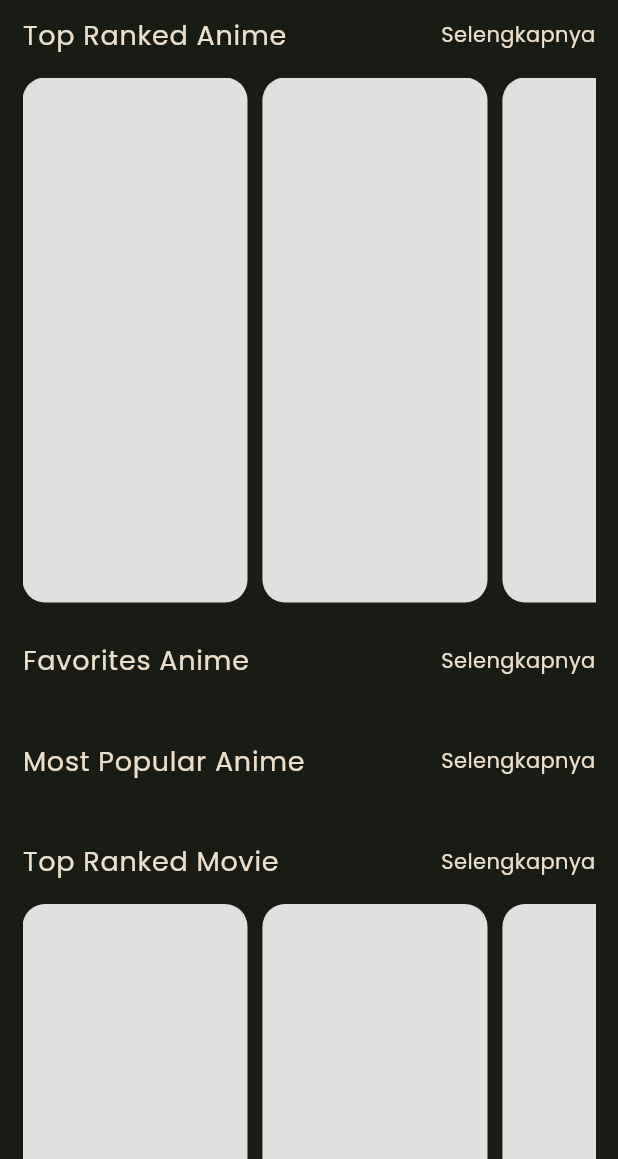
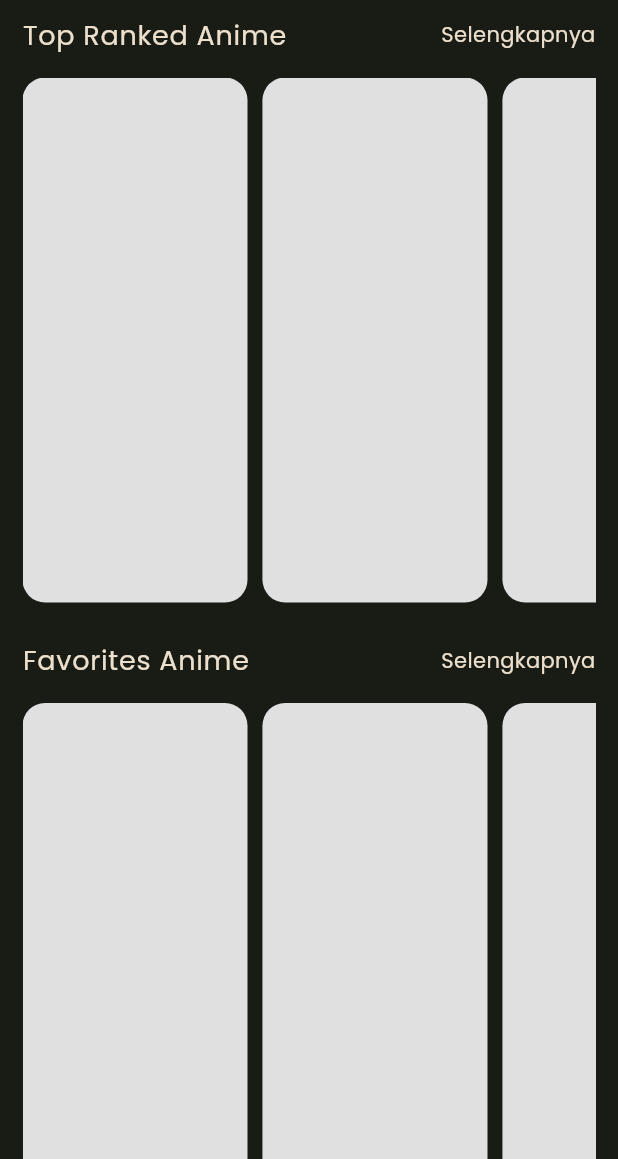
Before and after one commit to AANG-Enk/anime_world_app, a Flutter app: the first screen one second after launch, on a phone screen of 412 x 824 dp, the part 77-1236 px from its top. Run offline on Flutter 3.47's test engine with Material 3 defaults, Android fonts, the phone set to English and light mode, and no system bars; drawn by our look-alikes of shimmer; our stand-ins replace flutter_rating_bar, google_fonts.

Commit message:
added widget favorit anime

```diff
--- a/lib/screen/home_screen.dart
+++ b/lib/screen/home_screen.dart
@@ -1,4 +1,5 @@
 import 'package:anime_world_app/component/component_text_title.dart';
+import 'package:anime_world_app/widget/widget_favorit_anime.dart';
 import 'package:anime_world_app/widget/widget_top_anime.dart';
 import 'package:anime_world_app/widget/widget_top_movie.dart';
 import 'package:flutter/material.dart';
@@ -35,6 +36,7 @@ class _HomeScreenState extends State<HomeScreen>{
                   SizedBox(height: 25.0,),
                   ComponentTextTitle(title: 'Favorites Anime', link: ''),
                   SizedBox(height: 15.0,),
+                  WidgetFavoritAnime(),
                   SizedBox(height: 25.0,),
                   ComponentTextTitle(title: 'Most Popular Anime', link: ''),
                   SizedBox(height: 15.0,),
--- /dev/null
+++ b/lib/widget/widget_favorit_anime.dart
@@ -0,0 +1,30 @@
+import 'package:anime_world_app/api/api_top_anime.dart';
+import 'package:anime_world_app/component/component_anime_card.dart';
+import 'package:anime_world_app/component/component_loader_card.dart';
+import 'package:anime_world_app/model/anime.dart';
+import 'package:flutter/material.dart';
+
+class WidgetFavoritAnime extends StatelessWidget{
+  const WidgetFavoritAnime({super.key});
+
+  @override
+  Widget build(BuildContext context) {
+    return FutureBuilder(
+      future: Future.delayed(const Duration(seconds: 2), () => getTopAnime(type: 'tv', filter: 'favorite', page: 1, limit: 10)),
+      builder: (context, snapshot){
+        if(snapshot.connectionState == ConnectionState.waiting){
+          return const ComponentLoaderCard(panjang: 10);
+        }
+
+        if(snapshot.hasData){
+          return ComponentAnimeCard(animes: snapshot.data!, title: 'Top Ranked Anime',);
+        }
+
+        if(snapshot.hasError){
+          print('Error : ${snapshot.stackTrace}');
+        }
+        return Text(snapshot.error.toString());
+      }
+    );
+  }
+}
```
